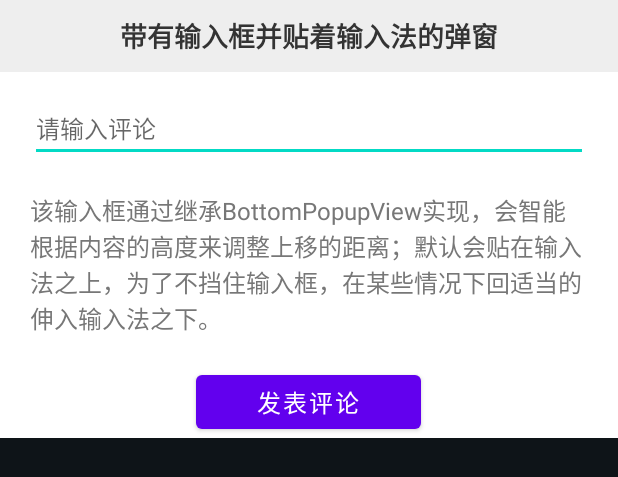
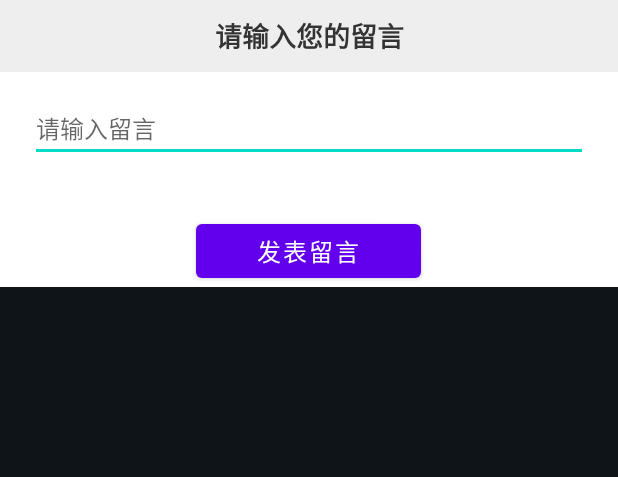
Before and after one commit to elliottacquaire/memorial, an Android app: the layout custom_edittext_bottom_popup.xml on its own in the app's theme, with its tools: preview values and no code run, on a phone screen of 412 x 824 dp. Shown: the top 477 px of the screen. Run offline under Robolectric (Android 15) with nearby library versions, the phone set to English and light mode, and no system bars; network calls fail.

Commit message:
comment function develop

```diff
--- a/app/src/main/java/com/exae/memorialapp/adapter/MemorialCommentAdapter.kt
+++ b/app/src/main/java/com/exae/memorialapp/adapter/MemorialCommentAdapter.kt
@@ -5,6 +5,7 @@ import com.bumptech.glide.Glide
 import com.bumptech.glide.load.resource.bitmap.RoundedCorners
 import com.bumptech.glide.request.RequestOptions
 import com.chad.library.adapter.base.BaseQuickAdapter
+import com.chad.library.adapter.base.module.LoadMoreModule
 import com.chad.library.adapter.base.viewholder.BaseViewHolder
 import com.exae.memorialapp.R
 import com.exae.memorialapp.bean.CommentListModel
@@ -12,12 +13,12 @@ import com.exae.memorialapp.utils.CommonUtils.getSplitTime
 import javax.inject.Inject
 
 class MemorialCommentAdapter @Inject constructor() :
-    BaseQuickAdapter<CommentListModel, BaseViewHolder>(R.layout.item_comment) {
+    BaseQuickAdapter<CommentListModel, BaseViewHolder>(R.layout.item_comment), LoadMoreModule {
 
     override fun convert(holder: BaseViewHolder, item: CommentListModel) {
         holder.setText(R.id.nickName, item.name)
             .setText(R.id.createTime, getSplitTime(item.createTime))
-            .setText(R.id.content, item.content)
+            .setText(R.id.content, item.comment)
 
         val img = holder.getView<ImageView>(R.id.img_head)
         Glide.with(holder.itemView)
--- a/app/src/main/java/com/exae/memorialapp/home/TwoHallFragment.kt
+++ b/app/src/main/java/com/exae/memorialapp/home/TwoHallFragment.kt
@@ -57,7 +57,7 @@ class TwoHallFragment : CoreFragment(R.layout.fragment_two_hall) {
         super.onViewCreated(view, savedInstanceState)
         viewModel.getTwoMemorialDetailRequest(memorialNo ?: -1)
 
-        viewModel.twoMemorialDetailResponse.observe(this, Observer { resources ->
+        viewModel.twoMemorialDetailResponse.observe(viewLifecycleOwner, Observer { resources ->
             handleResponse(resources, {
                 val result = it.data
                 binding.apply {
--- a/app/src/main/java/com/exae/memorialapp/requestData/NetworkRequest.kt
+++ b/app/src/main/java/com/exae/memorialapp/requestData/NetworkRequest.kt
@@ -260,8 +260,8 @@ data class CommentLisRequest(
 data class AddCommentRequest(
     @SerializedName("memorialNo")
     var memorialNo: Int,
-    @SerializedName("remark")
-    var remark: String,
+    @SerializedName("comment")
+    var comment: String,
 ) : BaseRequest("/prod-api/user/memorial/comment")
 
 data class DeleteCommentRequest(
--- a/app/src/main/res/layout/custom_edittext_bottom_popup.xml
+++ b/app/src/main/res/layout/custom_edittext_bottom_popup.xml
@@ -11,7 +11,7 @@
         android:gravity="center"
         android:textSize="18sp"
         android:textStyle="bold"
-        android:text="带有输入框并贴着输入法的弹窗"
+        android:text="请输入您的留言"
         android:background="#eee"
         android:textColor="#333" />
 
@@ -22,19 +22,13 @@
         android:layout_marginTop="15dp"
         android:layout_marginLeft="20dp"
         android:layout_marginRight="20dp"
-        android:hint="请输入评论" />
+        android:hint="请输入留言" />
 
-    <TextView
-        android:textColor="#777"
-        android:textSize="16sp"
-        android:padding="20dp"
-        android:text="该输入框通过继承BottomPopupView实现，会智能根据内容的高度来调整上移的距离；默认会贴在输入法之上，为了不挡住输入框，在某些情况下回适当的伸入输入法之下。"
-        android:layout_width="match_parent"
-        android:layout_height="wrap_content" />
     <Button
         android:id="@+id/btn_finish"
-        android:text="发表评论"
+        android:text="发表留言"
         android:layout_gravity="center_horizontal"
+        android:layout_marginTop="35dp"
         android:layout_width="150dp"
         android:layout_height="wrap_content" />
 </LinearLayout>
--- a/app/src/main/res/layout/fragment_more_family.xml
+++ b/app/src/main/res/layout/fragment_more_family.xml
@@ -25,6 +25,7 @@
         android:layout_gravity="center_horizontal"
         android:scaleType="fitXY"
         android:src="@mipmap/headdd"
+        android:visibility="gone"
         app:layout_constraintBottom_toBottomOf="parent"
         app:layout_constraintLeft_toLeftOf="parent"
         app:layout_constraintRight_toRightOf="parent"
@@ -47,7 +48,7 @@
             android:layout_height="wrap_content"
             android:layout_marginTop="5dp"
             android:text=""
-            android:textColor="@color/black"
+            android:textColor="@color/white"
             android:textSize="16sp" />
 
         <TextView
@@ -71,7 +72,7 @@
             android:layout_height="wrap_content"
             android:layout_marginTop="5dp"
             android:text=""
-            android:textColor="@color/black"
+            android:textColor="@color/white"
             android:textSize="16sp" />
     </LinearLayout>
 
```
Also changed, not shown: app/src/main/java/com/exae/memorialapp/bean/ResponeResultModel.kt (+8 -4 lines), app/src/main/java/com/exae/memorialapp/home/CommentFragment.kt (+37 -8 lines), app/src/main/res/layout/fragment_comment.xml (+5 -2 lines).
